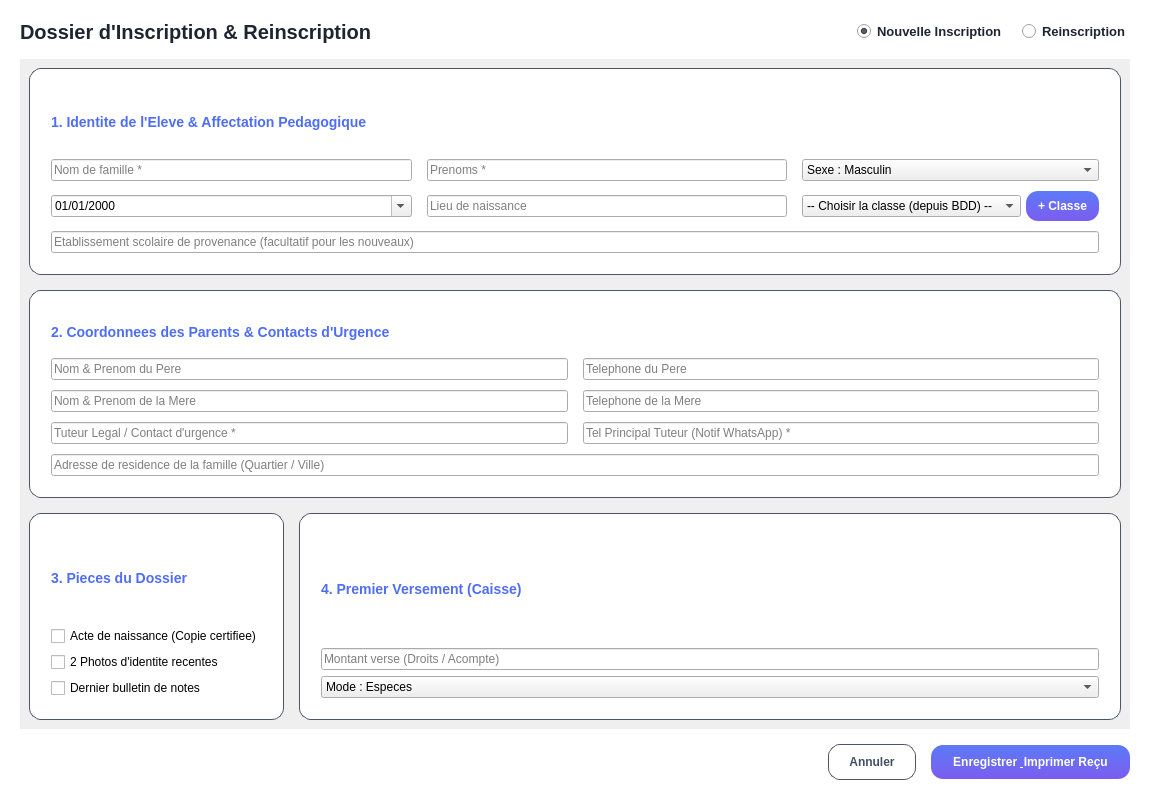
Qt form ui/ui_files/eleves/inscription.ui (laudesmassamba1-ai/Logiciel-de-gestion-scolaire) before a commit.
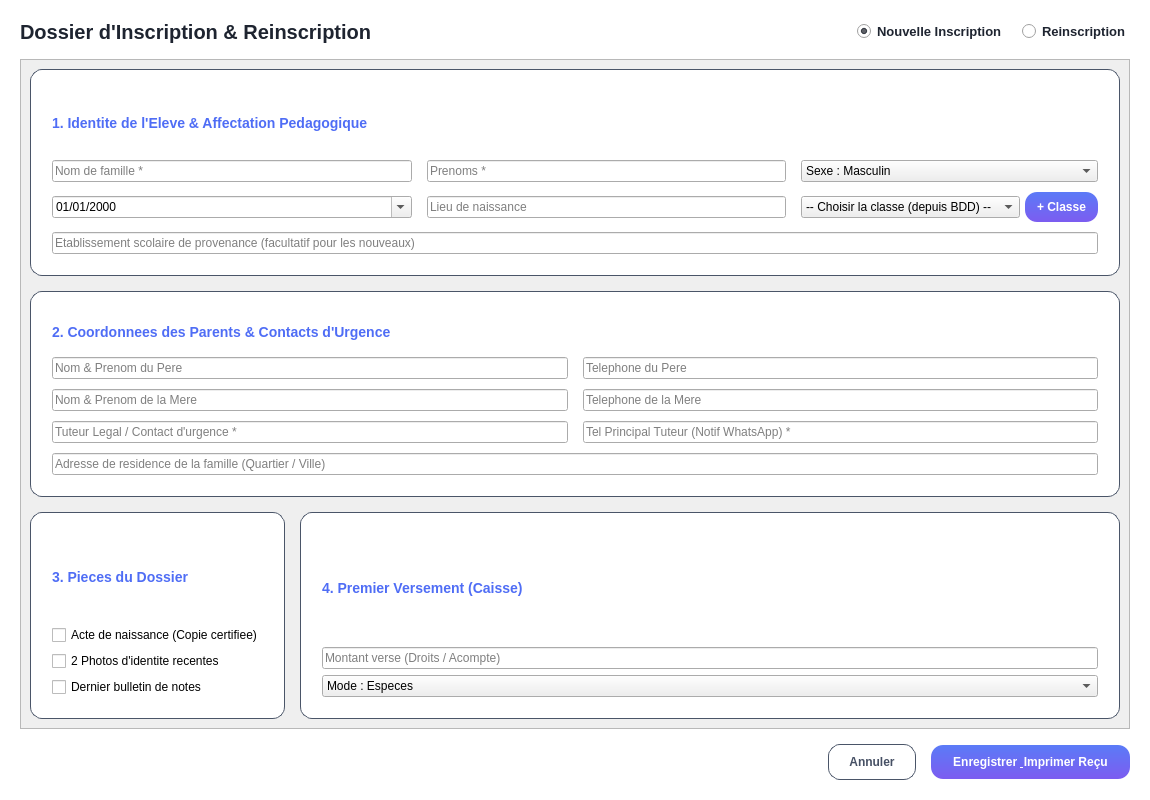
The same form after that commit.

What changed in the file:
```diff
--- a/ui/ui_files/eleves/inscription.ui
+++ b/ui/ui_files/eleves/inscription.ui
@@ -82,7 +82,8 @@
    </item>
    <item>
     <widget class="QScrollArea" name="scrollArea">
-<property name="styleSheet"><string>QScrollArea#scrollArea { border: none; background: transparent; }</string></property>
+<property name="styleSheet"><string>QScrollArea#scrollArea { border: none; background: transparent; }
+QScrollArea#scrollArea &gt; QWidget &gt; QWidget { background: transparent; }</string></property>
      <property name="widgetResizable">
       <bool>true</bool>
      </property>
@@ -95,6 +96,7 @@
         <height>680</height>
        </rect>
       </property>
+      <property name="styleSheet"><string>QWidget#scrollContent { background: transparent; color: #1E2430; }</string></property>
       <layout class="QVBoxLayout" name="verticalLayout_Scroll">
        <property name="spacing">
         <number>15</number>
```
Left out of the diff: 2 changed lines with no effect on the pictures.
